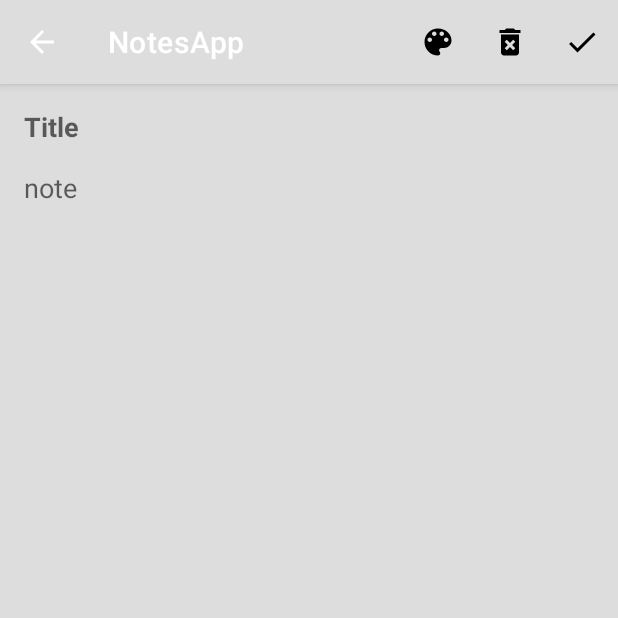
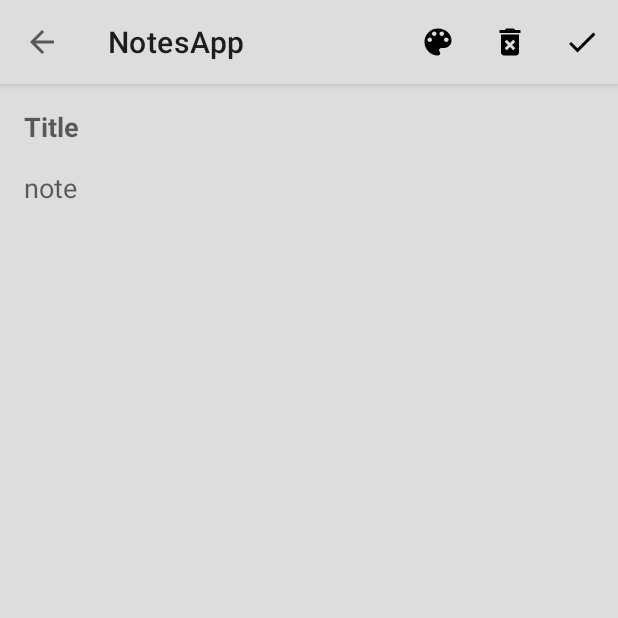
Before and after one commit to Lanash-1/NotesApp1, an Android app: the screen it shows after launch (MainActivity), after a tap on "Create Note", on a phone screen of 412 x 824 dp, the top half of it. Run offline under Robolectric (Android 15) with nearby library versions, the phone set to English and light mode, and no system bars; 2 statements that could not run were skipped.

```diff
--- a/app/src/main/AndroidManifest.xml
+++ b/app/src/main/AndroidManifest.xml
@@ -2,6 +2,8 @@
 <manifest xmlns:android="http://schemas.android.com/apk/res/android"
     xmlns:tools="http://schemas.android.com/tools"
     package="com.example.notesapp">
+
+    <uses-permission android:name="android.permission.VIBRATE" />
 
     <application
         android:allowBackup="true"
--- a/app/src/main/java/com/example/notesapp/MainActivity.kt
+++ b/app/src/main/java/com/example/notesapp/MainActivity.kt
@@ -56,7 +56,7 @@ class MainActivity : AppCompatActivity() {
 
     override fun onBackPressed() {
         super.onBackPressed()
-        supportActionBar?.setBackgroundDrawable(ColorDrawable(Color.parseColor("#576DE4")))
+        supportActionBar?.setBackgroundDrawable(ColorDrawable(Color.parseColor("#ffffff")))
     }
 
 //    override fun onOptionsItemSelected(item: MenuItem): Boolean {
--- a/app/src/main/java/com/example/notesapp/NotesFragment.kt
+++ b/app/src/main/java/com/example/notesapp/NotesFragment.kt
@@ -39,7 +39,7 @@ class NotesFragment : Fragment() {
 
         (activity as AppCompatActivity).supportActionBar?.apply {
             setDisplayHomeAsUpEnabled(false)
-            setBackgroundDrawable(ColorDrawable(Color.parseColor("#576DE4")))
+            setBackgroundDrawable(ColorDrawable(Color.parseColor("#ffffff")))
         }
 
 
@@ -88,6 +88,7 @@ class NotesFragment : Fragment() {
         }else{
             viewModel.dbNotesList = mutableListOf()
         }
+        result.close()
     }
 
 }
--- a/app/src/main/res/layout/fragment_new_note.xml
+++ b/app/src/main/res/layout/fragment_new_note.xml
@@ -15,6 +15,7 @@
         android:hint="Title"
         android:background="@android:color/transparent"
         android:textStyle="bold"
+        android:textColor="@color/black"
         app:layout_constraintLeft_toLeftOf="parent"
         app:layout_constraintRight_toRightOf="parent"
         app:layout_constraintTop_toTopOf="parent"
@@ -28,7 +29,6 @@
         android:layout_marginHorizontal="16dp"
         android:background="@android:color/transparent"
         android:layout_marginTop="16dp"
-
         android:hint="note"
         android:textColor="@color/black"
         app:layout_constraintLeft_toLeftOf="parent"
--- a/app/src/main/res/layout/item_note.xml
+++ b/app/src/main/res/layout/item_note.xml
@@ -6,6 +6,7 @@
     android:layout_height="170dp"
     android:background="#fff"
     android:layout_margin="16dp"
+    android:hapticFeedbackEnabled="true"
     xmlns:app="http://schemas.android.com/apk/res-auto">
 
     <TextView
--- a/app/src/main/res/values/themes.xml
+++ b/app/src/main/res/values/themes.xml
@@ -2,9 +2,10 @@
     <!-- Base application theme. -->
     <style name="Theme.NotesApp" parent="Theme.MaterialComponents.DayNight.DarkActionBar">
         <!-- Primary brand color. -->
-        <item name="colorPrimary">#576DE4</item>
+        <item name="colorPrimary">#ffffff</item>
         <item name="colorPrimaryVariant">@color/purple_700</item>
         <item name="colorOnPrimary">@color/white</item>
+        <item name="actionBarTheme">@color/black</item> <!-- color of title and up button-->
         <!-- Secondary brand color. -->
         <item name="colorSecondary">@color/teal_200</item>
         <item name="colorSecondaryVariant">@color/teal_700</item>
```
Also changed, not shown: app/src/main/java/com/example/notesapp/NewNoteFragment.kt (+19 -17 lines).
